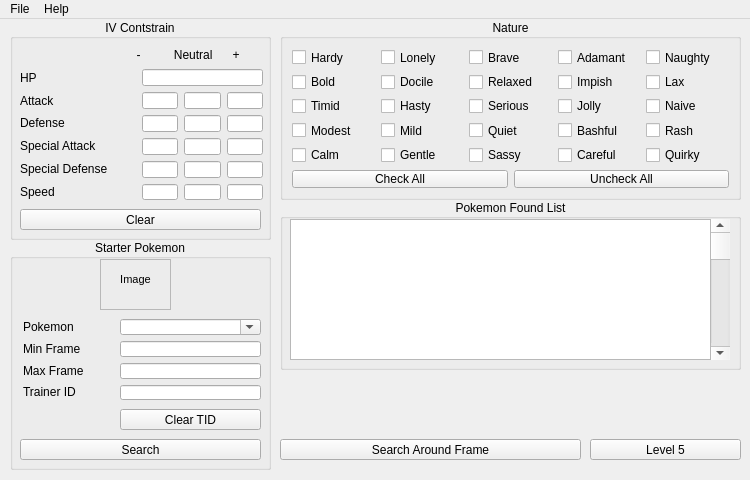
This is ui/mainwindow.ui in HunarPG/Gen-3-Predictor-PySide6 as Qt 5 draws it before an edit. The edited form follows.
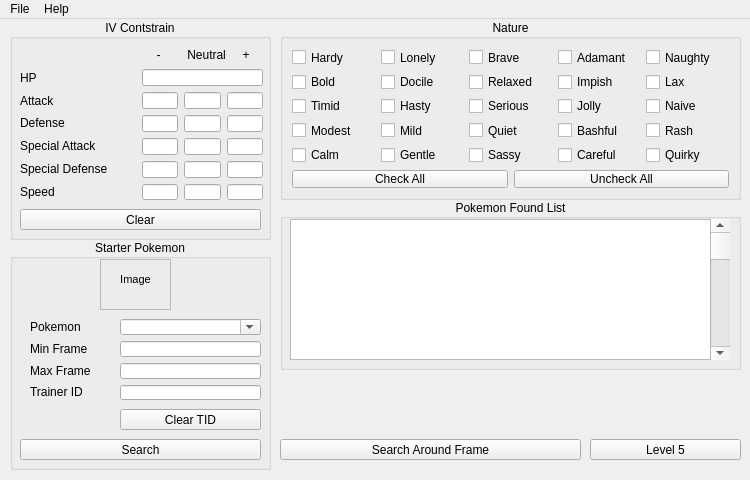
This is the edited form.

Commit message: Fixed the size of - Neutral +  text

Patch:
```diff
--- a/ui/mainwindow.ui
+++ b/ui/mainwindow.ui
@@ -51,14 +51,14 @@
     <widget class="QLabel" name="label_Neutral_Iv_Or_Not">
      <property name="geometry">
       <rect>
-       <x>110</x>
+       <x>130</x>
        <y>20</y>
-       <width>141</width>
+       <width>121</width>
        <height>31</height>
       </rect>
      </property>
      <property name="text">
-      <string>     -          Neutral      +</string>
+      <string>     -        Neutral     +</string>
      </property>
     </widget>
     <widget class="QWidget" name="layoutWidget">
@@ -479,7 +479,7 @@
     <widget class="QWidget" name="layoutWidget">
      <property name="geometry">
       <rect>
-       <x>13</x>
+       <x>20</x>
        <y>80</y>
        <width>70</width>
        <height>81</height>
```
